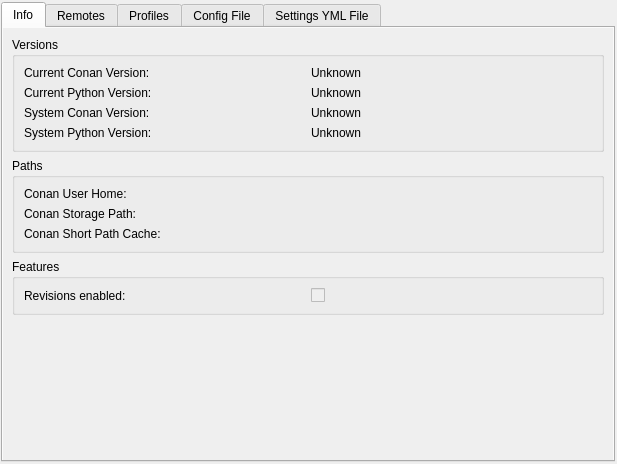
This is src/conan_app_launcher/ui/views/conan_conf/conan_conf.ui in goszpeti/conan_explorer as Qt 5 draws it before an edit. The edited form follows.
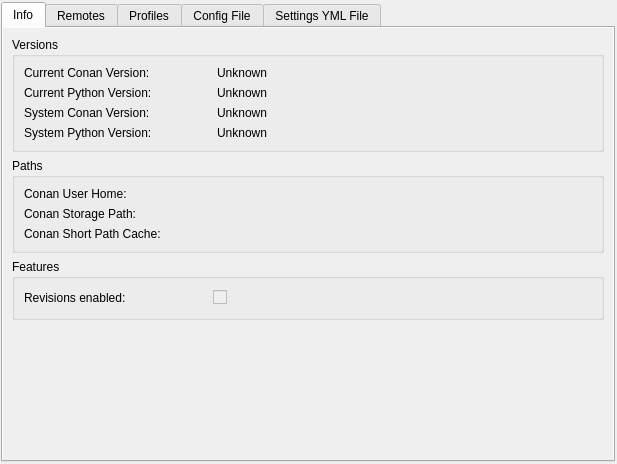
This is the edited form. The open tabs and pages were chosen to show the change. Custom widgets are drawn as their Qt base class.

Patch:
```diff
--- a/src/conan_app_launcher/ui/views/conan_conf/conan_conf.ui
+++ b/src/conan_app_launcher/ui/views/conan_conf/conan_conf.ui
@@ -77,7 +77,7 @@
              <property name="title">
               <string>Versions</string>
              </property>
-             <layout class="QGridLayout" name="gridLayout_2">
+             <layout class="QGridLayout" name="gridLayout" columnstretch="1,2">
               <item row="0" column="0">
                <widget class="QLabel" name="conan_cur_version_label">
                 <property name="text">
@@ -102,8 +102,8 @@
                 </property>
                </widget>
               </item>
-              <item row="2" column="1">
-               <widget class="QLabel" name="conan_sys_version_value_label">
+              <item row="1" column="1">
+               <widget class="QLabel" name="python_cur_version_value_label">
                 <property name="text">
                  <string>Unknown</string>
                 </property>
@@ -119,8 +119,8 @@
                 </property>
                </widget>
               </item>
-              <item row="1" column="1">
-               <widget class="QLabel" name="python_cur_version_value_label">
+              <item row="2" column="1">
+               <widget class="QLabel" name="conan_sys_version_value_label">
                 <property name="text">
                  <string>Unknown</string>
                 </property>
@@ -148,7 +148,7 @@
              <property name="title">
               <string>Paths</string>
              </property>
-             <layout class="QGridLayout" name="gridLayout">
+             <layout class="QGridLayout" name="gridLayout_2" columnstretch="1,2">
               <item row="0" column="0">
                <widget class="QLabel" name="conan_usr_home_label">
                 <property name="text">
@@ -208,9 +208,24 @@
              <property name="title">
               <string>Features</string>
              </property>
-             <layout class="QGridLayout" name="gridLayout_3">
+             <layout class="QGridLayout" name="gridLayout_3" columnstretch="1,1,2">
               <item row="0" column="0">
                <widget class="QLabel" name="revision_enabled_label">
+                <property name="sizePolicy">
+                 <sizepolicy hsizetype="MinimumExpanding" vsizetype="Preferred">
+                  <horstretch>0</horstretch>
+                  <verstretch>0</verstretch>
+                 </sizepolicy>
+                </property>
+                <property name="maximumSize">
+                 <size>
+                  <width>16777215</width>
+                  <height>16777215</height>
+                 </size>
+                </property>
+                <property name="midLineWidth">
+                 <number>0</number>
+                </property>
                 <property name="text">
                  <string>Revisions enabled:</string>
                 </property>
@@ -221,6 +236,12 @@
                 <property name="enabled">
                  <bool>false</bool>
                 </property>
+                <property name="sizePolicy">
+                 <sizepolicy hsizetype="Fixed" vsizetype="Fixed">
+                  <horstretch>0</horstretch>
+                  <verstretch>0</verstretch>
+                 </sizepolicy>
+                </property>
                 <property name="text">
                  <string/>
                 </property>
@@ -229,6 +250,19 @@
                 </property>
                </widget>
               </item>
+              <item row="0" column="2">
+               <spacer name="horizontalSpacer">
+                <property name="orientation">
+                 <enum>Qt::Horizontal</enum>
+                </property>
+                <property name="sizeHint" stdset="0">
+                 <size>
+                  <width>40</width>
+                  <height>20</height>
+                 </size>
+                </property>
+               </spacer>
+              </item>
              </layout>
             </widget>
            </item>
@@ -546,6 +580,13 @@
    </item>
   </layout>
  </widget>
+ <customwidgets>
+  <customwidget>
+   <class>AnimatedToggle</class>
+   <extends>QCheckBox</extends>
+   <header>conan_app_launcher.ui.widgets.h</header>
+  </customwidget>
+ </customwidgets>
  <resources/>
  <connections/>
 </ui>
```
Left out of the diff: 10 changed lines with no effect on the pictures.
